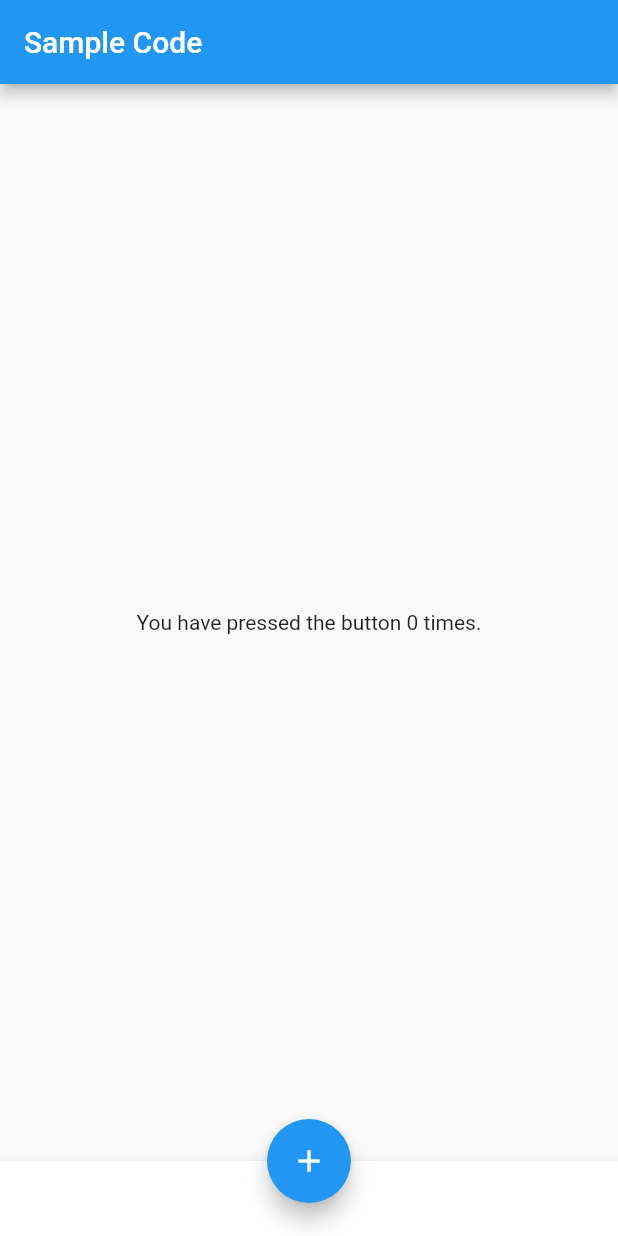
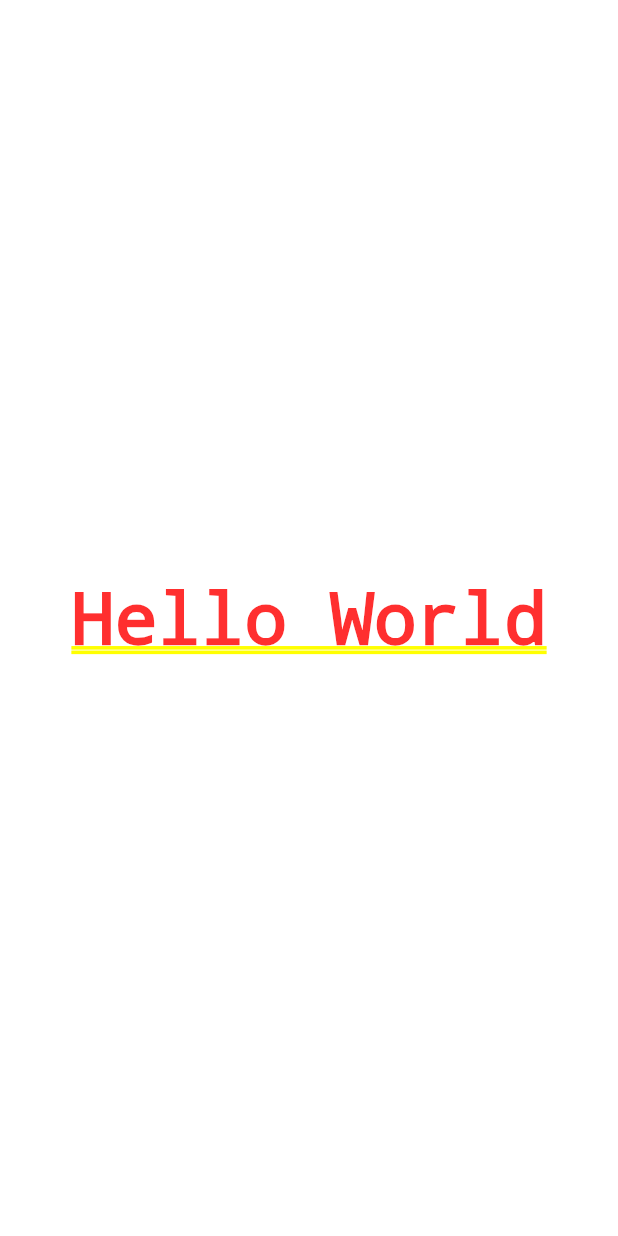
Before and after one commit to sankait36/i-am-rich, a Flutter app: the screen it shows after launch, on a phone screen of 412 x 824 dp. Run offline on Flutter 3.47's test engine with Material 2 defaults, Android fonts, the phone set to English and light mode, and no system bars.

```diff
--- a/lib/main.dart
+++ b/lib/main.dart
@@ -1,60 +1,12 @@
-// Flutter code sample for material.Scaffold.1
-
-// This example shows a [Scaffold] with an [AppBar], a [BottomAppBar] and a
-// [FloatingActionButton]. The [body] is a [Text] placed in a [Center] in order
-// to center the text within the [Scaffold] and the [FloatingActionButton] is
-// centered and docked within the [BottomAppBar] using
-// [FloatingActionButtonLocation.centerDocked]. The [FloatingActionButton] is
-// connected to a callback that increments a counter.
-
 import 'package:flutter/material.dart';
 
-void main() => runApp(MyApp());
-
-/// This Widget is the main application widget.
-class MyApp extends StatelessWidget {
-  static const String _title = 'Flutter Code Sample';
-
-  @override
-  Widget build(BuildContext context) {
-    return MaterialApp(
-      title: _title,
-      home: MyStatefulWidget(),
-    );
-  }
+// The main function is the starting point for all Flutter apps
+void main() {
+  runApp(
+    MaterialApp(
+      home: Center(
+        child: Text('Hello World'),
+      ),
+    ),
+  );
 }
-
-class MyStatefulWidget extends StatefulWidget {
-  MyStatefulWidget({Key key}) : super(key: key);
-
-  @override
-  _MyStatefulWidgetState createState() => _MyStatefulWidgetState();
-}
-
-class _MyStatefulWidgetState extends State<MyStatefulWidget> {
-  int _count = 0;
-
-  Widget build(BuildContext context) {
-    return Scaffold(
-      appBar: AppBar(
-        title: Text('Sample Code'),
-      ),
-      body: Center(
-        child: Text('You have pressed the button $_count times.'),
-      ),
-      bottomNavigationBar: BottomAppBar(
-        child: Container(
-          height: 50.0,
-        ),
-      ),
-      floatingActionButton: FloatingActionButton(
-        onPressed: () => setState(() {
-              _count++;
-            }),
-        tooltip: 'Increment Counter',
-        child: Icon(Icons.add),
-      ),
-      floatingActionButtonLocation: FloatingActionButtonLocation.centerDocked,
-    );
-  }
-}
```
Also changed, not shown: 1 other file.
